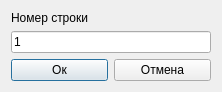
This is rdo/app/rdo_studio/branches/dev_qt_migration/res/ui/goto_line_dialog.ui in aurusov/rdo_studio as Qt 5 draws it before an edit. The edited form follows.
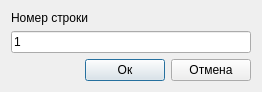
This is the edited form.

Commit message: - диалог теперь больше похож на диалог из Visual Studio

The edit to the form file:
```diff
--- a/rdo/app/rdo_studio/branches/dev_qt_migration/res/ui/goto_line_dialog.ui
+++ b/rdo/app/rdo_studio/branches/dev_qt_migration/res/ui/goto_line_dialog.ui
@@ -16,6 +16,19 @@
   <layout class="QGridLayout" name="gridLayout">
    <item row="2" column="0">
     <layout class="QHBoxLayout" name="horizontalLayout">
+     <item>
+      <spacer name="horizontalSpacer">
+       <property name="orientation">
+        <enum>Qt::Horizontal</enum>
+       </property>
+       <property name="sizeHint" stdset="0">
+        <size>
+         <width>40</width>
+         <height>20</height>
+        </size>
+       </property>
+      </spacer>
+     </item>
      <item>
       <widget class="QPushButton" name="buttonOk">
        <property name="text">
@@ -47,7 +60,7 @@
     <widget class="QLineEdit" name="lineEdit">
      <property name="minimumSize">
       <size>
-       <width>200</width>
+       <width>240</width>
        <height>0</height>
       </size>
      </property>
```
The commit also changes 1 other file.
